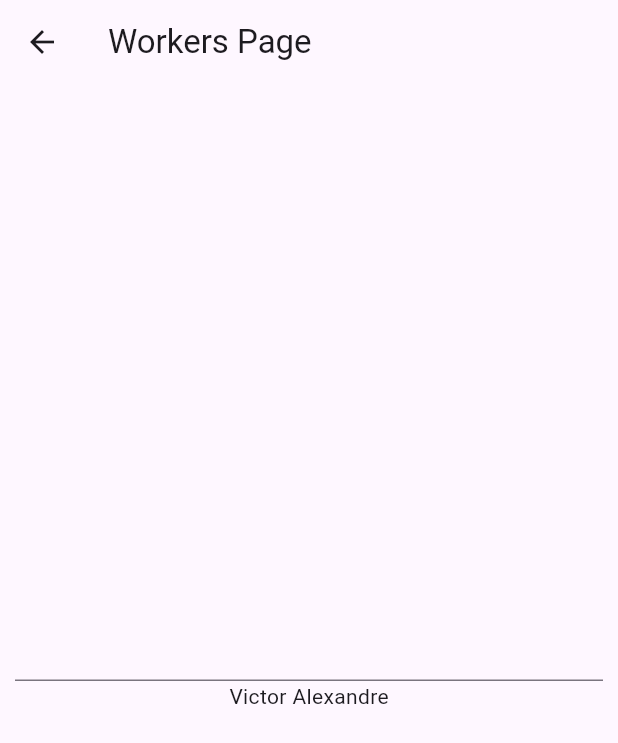
After one commit to victorapc/get_state_manager, a Flutter app: the screen it shows after launch, after a tap on "Workers", on a phone screen of 412 x 824 dp. The commit adds this screen. Shown: the top 743 px of the screen. Run offline on Flutter 3.47's test engine with Material 2 defaults, Android fonts, the phone set to English and light mode, and no system bars; our stand-ins replace get.

Commit message:
Get state manager usando worker ever.

```diff
--- a/lib/home_page.dart
+++ b/lib/home_page.dart
@@ -70,6 +70,12 @@ class HomePage extends StatelessWidget {
                   Get.toNamed('/localStateWidget');
                 },
               ),
+              ElevatedButtonCustom(
+                text: 'Workers',
+                onPressed: () {
+                  Get.toNamed('/workers');
+                },
+              ),
             ],
           ),
         ),
--- a/lib/main.dart
+++ b/lib/main.dart
@@ -12,6 +12,8 @@ import 'package:get_state_manager/tipos/tipos_obs_page.dart';
 import 'package:get_state_manager/tipos/tipos_reativos_genericos_nulos_page.dart';
 import 'package:get_state_manager/tipos/tipos_reativos_genericos_page.dart';
 import 'package:get_state_manager/tipos/tipos_reativos_page.dart';
+import 'package:get_state_manager/workers/workers_page.dart';
+import 'package:get_state_manager/workers/workerscontroller/workers_controller.dart';
 
 void main() {
   runApp(const MyApp());
@@ -83,6 +85,11 @@ class MyApp extends StatelessWidget {
           name: '/localStateWidget',
           page: () => const LocalStateWidgetPage(),
         ),
+        GetPage(
+          name: '/workers',
+          binding: BindingsBuilder.put(() => WorkersController()),
+          page: () => const WorkersPage(),
+        ),
       ],
     );
   }
--- /dev/null
+++ b/lib/workers/workers_page.dart
@@ -0,0 +1,39 @@
+import 'package:flutter/material.dart';
+import 'package:get/get.dart';
+import 'package:get_state_manager/workers/workerscontroller/workers_controller.dart';
+
+class WorkersPage extends StatefulWidget {
+  const WorkersPage({super.key});
+
+  @override
+  State<WorkersPage> createState() => _WorkersPageState();
+}
+
+class _WorkersPageState extends State<WorkersPage> {
+  final controller = Get.find<WorkersController>();
+
+  @override
+  Widget build(BuildContext context) {
+    return Scaffold(
+      appBar: AppBar(
+        title: const Text('Workers Page'),
+      ),
+      body: Center(
+        child: Padding(
+          padding: const EdgeInsets.fromLTRB(10, 0, 10, 0),
+          child: Column(
+            mainAxisAlignment: MainAxisAlignment.center,
+            children: [
+              TextField(
+                onChanged: controller.alterarNome,
+              ),
+              Obx(() {
+                return Text(controller.nome);
+              }),
+            ],
+          ),
+        ),
+      ),
+    );
+  }
+}
--- /dev/null
+++ b/lib/workers/workerscontroller/workers_controller.dart
@@ -0,0 +1,39 @@
+import 'package:flutter/material.dart';
+import 'package:get/get.dart';
+
+class WorkersController extends GetxController {
+  final _workers = <Worker>[];
+  final _nome = 'Victor Alexandre'.obs;
+
+  String get nome => _nome.value;
+
+  @override
+  void onInit() {
+    // Executa sempre que faz interação com a variável observada, como um exemplo
+    // fazer um sistema de busca.
+    final everWorker = ever(
+      _nome,
+      (nome) {
+        debugPrint('Executando o worker ever: $nome');
+      },
+      // Cancela o worker caso aconteça algum erro.
+      cancelOnError: true,
+      // Cria uma condição caso desejar, um exemplo executar qnd for maior que 5.
+      condition: () => _nome.value.length > 5,
+    );
+    _workers.add(everWorker);
+    super.onInit();
+  }
+
+  @override
+  void onClose() {
+    for (var worker in _workers) {
+      worker();
+    }
+    super.onClose();
+  }
+
+  void alterarNome(String value) {
+    _nome(value);
+  }
+}
```
